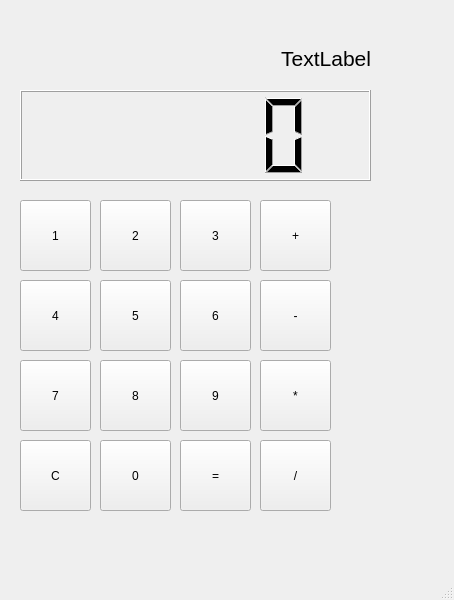
The window that SuperCalculatorConverter/SuperCalculatorConverter/qtcalculatorconverter.ui (Banananaman91/Shunting-Calculator) describes before a commit, drawn with Qt 5.
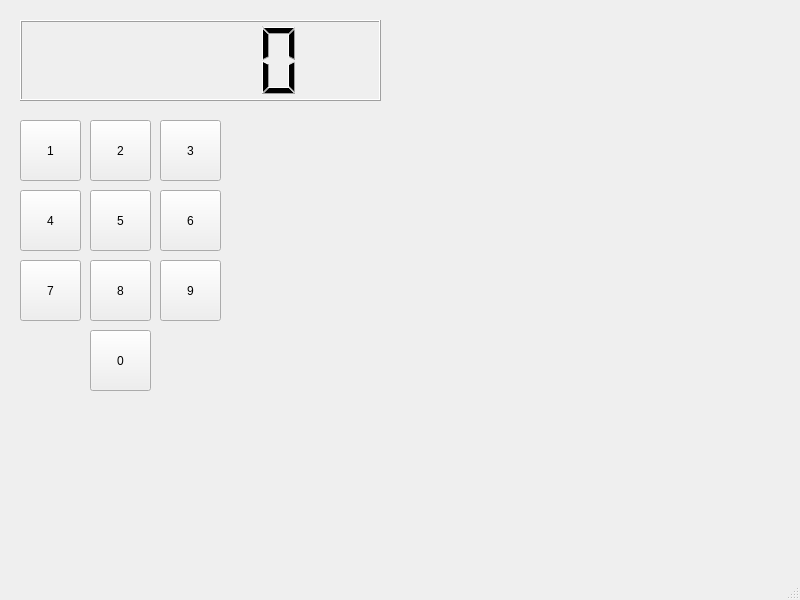
The same window after the commit.

```diff
--- a/SuperCalculatorConverter/SuperCalculatorConverter/qtcalculatorconverter.ui
+++ b/SuperCalculatorConverter/SuperCalculatorConverter/qtcalculatorconverter.ui
@@ -6,55 +6,34 @@
    <rect>
     <x>0</x>
     <y>0</y>
-    <width>454</width>
+    <width>800</width>
     <height>600</height>
    </rect>
   </property>
   <property name="windowTitle">
    <string>MainWindow</string>
   </property>
-  <property name="autoFillBackground">
-   <bool>false</bool>
-  </property>
   <widget class="QWidget" name="centralwidget">
-   <widget class="QLabel" name="label">
+   <widget class="QLCDNumber" name="numberDisplay">
     <property name="geometry">
      <rect>
-      <x>10</x>
-      <y>10</y>
+      <x>20</x>
+      <y>20</y>
       <width>361</width>
-      <height>61</height>
+      <height>81</height>
      </rect>
     </property>
-    <property name="font">
-     <font>
-      <pointsize>16</pointsize>
-     </font>
-    </property>
-    <property name="text">
-     <string>TextLabel</string>
-    </property>
-    <property name="alignment">
-     <set>Qt::AlignBottom|Qt::AlignRight|Qt::AlignTrailing</set>
-    </property>
-   </widget>
-   <widget class="QLCDNumber" name="lcdNumber">
-    <property name="geometry">
-     <rect>
-      <x>20</x>
-      <y>90</y>
-      <width>351</width>
-      <height>91</height>
-     </rect>
+    <property name="intValue" stdset="0">
+     <number>0</number>
     </property>
    </widget>
    <widget class="QPushButton" name="one">
     <property name="geometry">
      <rect>
       <x>20</x>
-      <y>200</y>
-      <width>71</width>
-      <height>71</height>
+      <y>120</y>
+      <width>61</width>
+      <height>61</height>
      </rect>
     </property>
     <property name="text">
@@ -64,23 +43,26 @@
    <widget class="QPushButton" name="two">
     <property name="geometry">
      <rect>
-      <x>100</x>
-      <y>200</y>
-      <width>71</width>
-      <height>71</height>
+      <x>90</x>
+      <y>120</y>
+      <width>61</width>
+      <height>61</height>
      </rect>
     </property>
     <property name="text">
      <string>2</string>
     </property>
+    <property name="autoDefault">
+     <bool>false</bool>
+    </property>
    </widget>
    <widget class="QPushButton" name="three">
     <property name="geometry">
      <rect>
-      <x>180</x>
-      <y>200</y>
-      <width>71</width>
-      <height>71</height>
+      <x>160</x>
+      <y>120</y>
+      <width>61</width>
+      <height>61</height>
      </rect>
     </property>
     <property name="text">
@@ -91,9 +73,9 @@
     <property name="geometry">
      <rect>
       <x>20</x>
-      <y>280</y>
-      <width>71</width>
-      <height>71</height>
+      <y>190</y>
+      <width>61</width>
+      <height>61</height>
      </rect>
     </property>
     <property name="text">
@@ -103,10 +85,10 @@
    <widget class="QPushButton" name="five">
     <property name="geometry">
      <rect>
-      <x>100</x>
-      <y>280</y>
-      <width>71</width>
-      <height>71</height>
+      <x>90</x>
+      <y>190</y>
+      <width>61</width>
+      <height>61</height>
      </rect>
     </property>
     <property name="text">
@@ -116,10 +98,10 @@
    <widget class="QPushButton" name="six">
     <property name="geometry">
      <rect>
-      <x>180</x>
-      <y>280</y>
-      <width>71</width>
-      <height>71</height>
+      <x>160</x>
+      <y>190</y>
+      <width>61</width>
+      <height>61</height>
      </rect>
     </property>
     <property name="text">
@@ -130,9 +112,9 @@
     <property name="geometry">
      <rect>
       <x>20</x>
-      <y>360</y>
-      <width>71</width>
-      <height>71</height>
+      <y>260</y>
+      <width>61</width>
+      <height>61</height>
      </rect>
     </property>
     <property name="text">
@@ -142,10 +124,10 @@
    <widget class="QPushButton" name="eight">
     <property name="geometry">
      <rect>
-      <x>100</x>
-      <y>360</y>
-      <width>71</width>
-      <height>71</height>
+      <x>90</x>
+      <y>260</y>
+      <width>61</width>
+      <height>61</height>
      </rect>
     </property>
     <property name="text">
@@ -155,107 +137,29 @@
    <widget class="QPushButton" name="nine">
     <property name="geometry">
      <rect>
-      <x>180</x>
-      <y>360</y>
-      <width>71</width>
-      <height>71</height>
+      <x>160</x>
+      <y>260</y>
+      <width>61</width>
+      <height>61</height>
      </rect>
     </property>
     <property name="text">
      <string>9</string>
     </property>
    </widget>
-   <widget class="QPushButton" name="clear">
-    <property name="geometry">
-     <rect>
-      <x>20</x>
-      <y>440</y>
-      <width>71</width>
-      <height>71</height>
-     </rect>
-    </property>
-    <property name="text">
-     <string>C</string>
-    </property>
-   </widget>
    <widget class="QPushButton" name="zero">
     <property name="geometry">
      <rect>
-      <x>100</x>
-      <y>440</y>
-      <width>71</width>
-      <height>71</height>
+      <x>90</x>
+      <y>330</y>
+      <width>61</width>
+      <height>61</height>
      </rect>
     </property>
     <property name="text">
      <string>0</string>
     </property>
    </widget>
-   <widget class="QPushButton" name="equals">
-    <property name="geometry">
-     <rect>
-      <x>180</x>
-      <y>440</y>
-      <width>71</width>
-      <height>71</height>
-     </rect>
-    </property>
-    <property name="text">
-     <string>=</string>
-    </property>
-   </widget>
-   <widget class="QPushButton" name="addition">
-    <property name="geometry">
-     <rect>
-      <x>260</x>
-      <y>200</y>
-      <width>71</width>
-      <height>71</height>
-     </rect>
-    </property>
-    <property name="text">
-     <string>+</string>
-    </property>
-   </widget>
-   <widget class="QPushButton" name="subtraction">
-    <property name="geometry">
-     <rect>
-      <x>260</x>
-      <y>280</y>
-      <width>71</width>
-      <height>71</height>
-     </rect>
-    </property>
-    <property name="text">
-     <string>-</string>
-    </property>
-   </widget>
-   <widget class="QPushButton" name="multiply">
-    <property name="geometry">
-     <rect>
-      <x>260</x>
-      <y>360</y>
-      <width>71</width>
-      <height>71</height>
-     </rect>
-    </property>
-    <property name="text">
-     <string>*</string>
-    </property>
-   </widget>
-   <widget class="QPushButton" name="divide">
-    <property name="geometry">
-     <rect>
-      <x>260</x>
-      <y>440</y>
-      <width>71</width>
-      <height>71</height>
-     </rect>
-    </property>
-    <property name="text">
-     <string>/</string>
-    </property>
-   </widget>
   </widget>
   <widget class="QMenuBar" name="menubar">
    <property name="geometry">
```
Left out of the diff: 2 changed lines with no effect on the pictures.
